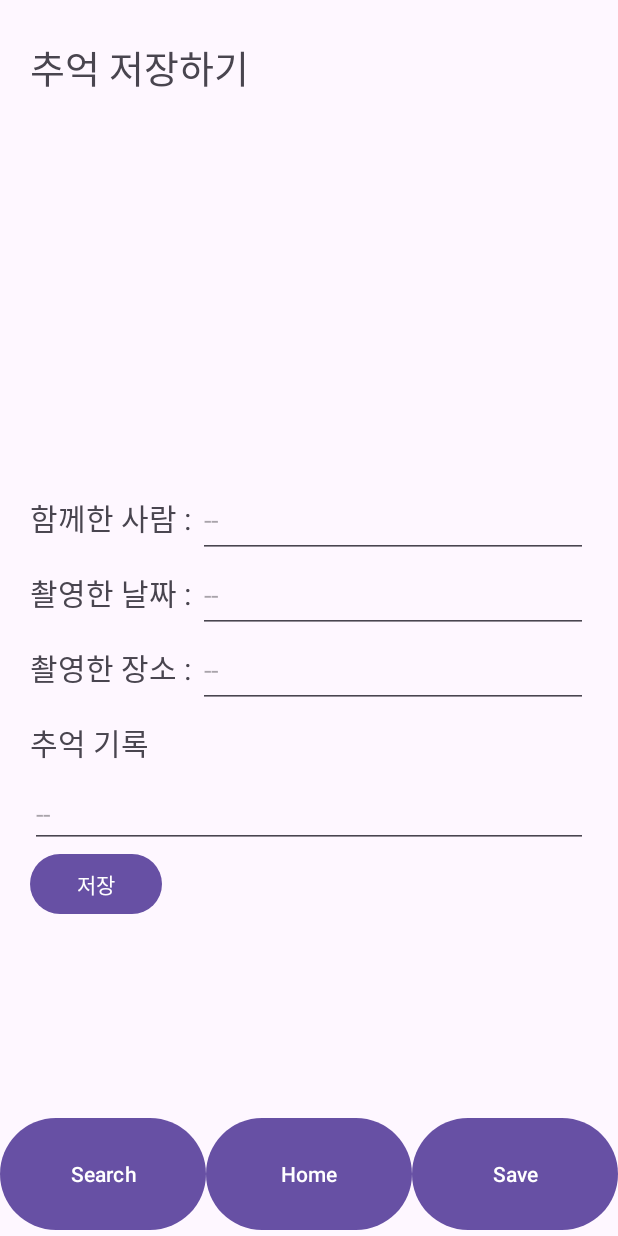
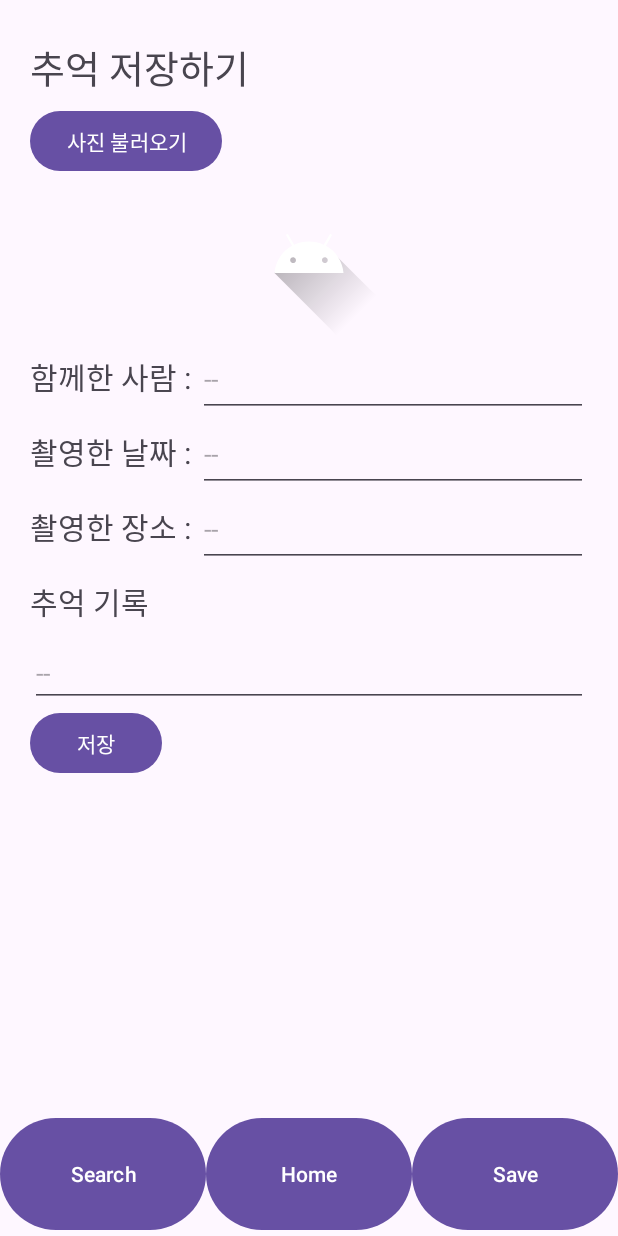
Before and after one commit to vndnc/MC_final_project, an Android app: the fragment SaveFragment placed in its activity, on a phone screen of 412 x 824 dp. Run offline under Robolectric (Android 15) with nearby library versions, the phone set to English and light mode, and no system bars.

Commit message:
갤러리에서 이미지 불러오기 구현완

```diff
--- a/app/src/main/java/com/example/mc_finalproject/SaveFragment.kt
+++ b/app/src/main/java/com/example/mc_finalproject/SaveFragment.kt
@@ -1,9 +1,13 @@
 package com.example.mc_finalproject
 
+import android.content.Intent
+import android.graphics.BitmapFactory
 import android.os.Bundle
+import android.util.Log
 import android.view.LayoutInflater
 import android.view.View
 import android.view.ViewGroup
+import androidx.activity.result.contract.ActivityResultContracts
 import androidx.fragment.app.Fragment
 import com.example.mc_finalproject.databinding.StorageBinding
 
@@ -15,4 +19,37 @@ class SaveFragment: Fragment() {
     ): View? {
         return StorageBinding.inflate(inflater, container, false).root
     }
+
+    override fun onViewCreated(view: View, savedInstanceState: Bundle?) {
+        val binding = StorageBinding.bind(view)
+        super.onViewCreated(view, savedInstanceState)
+
+        val requestGal = registerForActivityResult(
+            ActivityResultContracts.StartActivityForResult()) {
+            try {
+                Log.d("TAG", "$it")
+                Log.d("TAG", "${it.data!!}")
+                Log.d("TAG", "${it.data!!.data!!}")
+                val inputStream = view.context.contentResolver.openInputStream(it.data!!.data!!)
+                val bitmap = BitmapFactory.decodeStream(inputStream, null, null)
+                inputStream?.close()
+                // 갤러리에서 선택한 사진 등록(일단 view에 보이게만
+                if (bitmap != null) {
+                    binding.insertPhoto.setImageBitmap(bitmap)
+                } else {
+                    Log.d("TAG", "image null")
+                }
+            } catch (e: Exception) {
+                e.printStackTrace()
+            }
+        }
+        // 버튼을 갤러리를 불러와서 imageView를 바꿈 > 그냥 이미지 누르면으로 바꿀까요?
+        binding.insertPhoto.setOnClickListener {
+            val intent = Intent(Intent.ACTION_PICK)
+            intent.type = "image/*"
+            requestGal.launch(intent)
+        }
+
+        // 저장버튼 누르면 db에 넣는 코드 추가해야함.
+    }
 }
--- a/app/src/main/res/layout/storage.xml
+++ b/app/src/main/res/layout/storage.xml
@@ -12,10 +12,19 @@
         android:text="추억 저장하기"
         android:textSize="25dp" />
 
+    <!--버튼누르면 갤러리 이동하기위해 추가-->
+    <Button
+        android:id="@+id/galBtn"
+        android:layout_width="wrap_content"
+        android:layout_height="wrap_content"
+        android:text="사진 불러오기"/>
+
+    <!--기본 이미지 교체해야함-->
     <ImageView
         android:id="@+id/insertPhoto"
-        android:layout_width="250dp"
-        android:layout_height="250dp"
+        android:src="@drawable/ic_launcher_foreground"
+        android:layout_width="wrap_content"
+        android:layout_height="wrap_content"
         android:layout_gravity="center" />
 
     <LinearLayout
@@ -87,7 +96,7 @@
         android:layout_height="wrap_content"/>
     <!--저장 버튼 추가-->
     <Button
-        android:id="@+id/insertbtn"
+        android:id="@+id/insertBtn"
         android:layout_width="wrap_content"
         android:layout_height="wrap_content"
         android:text="저장"/>
```
